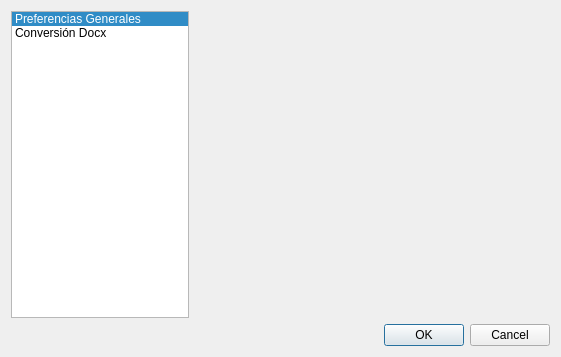
leandro86/epubcreator, file epubcreator/gui/forms/src/preferences_dialog.ui: the form before one commit.
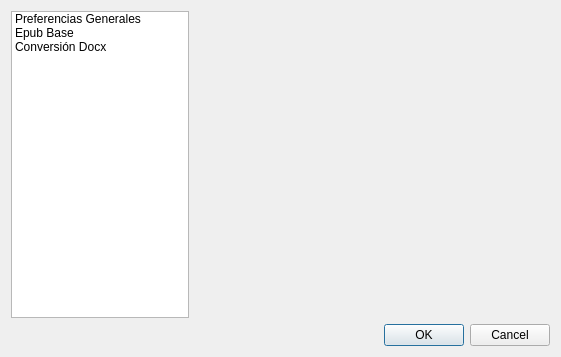
The form after the commit. Custom widgets are drawn as their Qt base class.

Commit message: Gui: agrega opción para no incluir archivos opcionales en el epub.

The edit to the form file:
```diff
--- a/epubcreator/gui/forms/src/preferences_dialog.ui
+++ b/epubcreator/gui/forms/src/preferences_dialog.ui
@@ -25,13 +25,18 @@
         </sizepolicy>
        </property>
        <property name="currentRow">
-        <number>0</number>
+        <number>-1</number>
        </property>
        <item>
         <property name="text">
          <string>Preferencias Generales</string>
         </property>
        </item>
+       <item>
+        <property name="text">
+         <string>Epub Base</string>
+        </property>
+       </item>
        <item>
         <property name="text">
          <string>Conversión Docx</string>
@@ -81,6 +86,12 @@
    <header>epubcreator.gui.preferences_widgets</header>
    <container>1</container>
   </customwidget>
+  <customwidget>
+   <class>EpubBasePreferences</class>
+   <extends>QWidget</extends>
+   <header>epubcreator.gui.preferences_widgets</header>
+   <container>1</container>
+  </customwidget>
  </customwidgets>
  <tabstops>
   <tabstop>listWidget</tabstop>
```
Left out of the diff: 3 changed lines with no effect on the pictures. The commit also changes 5 other files.
